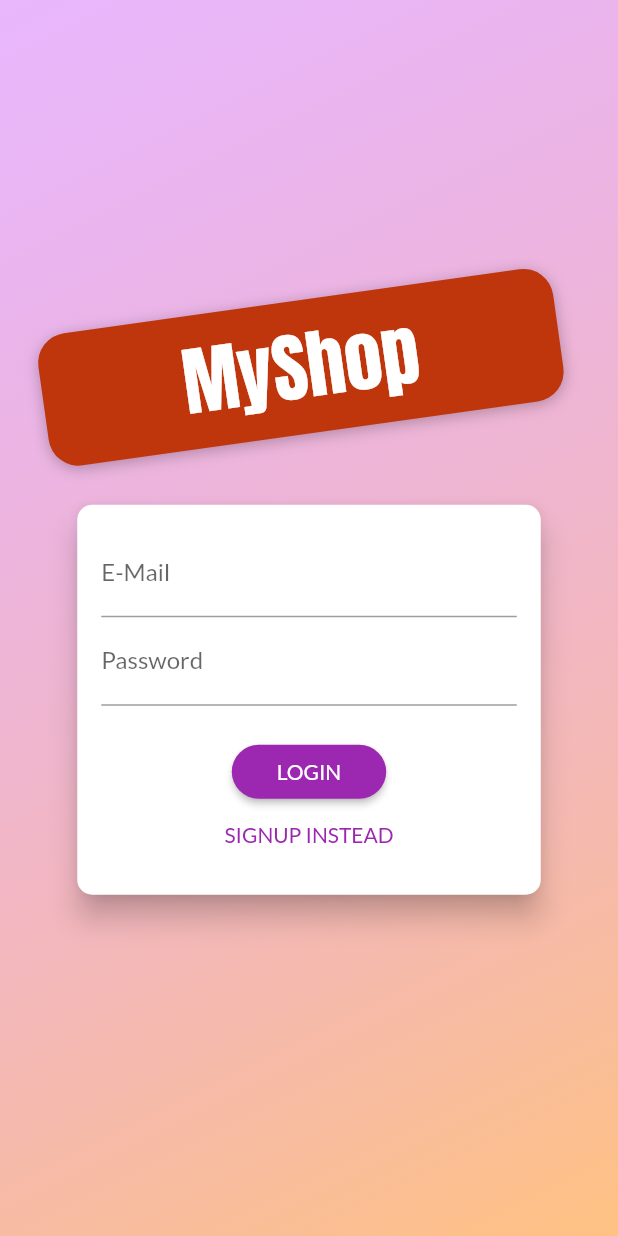
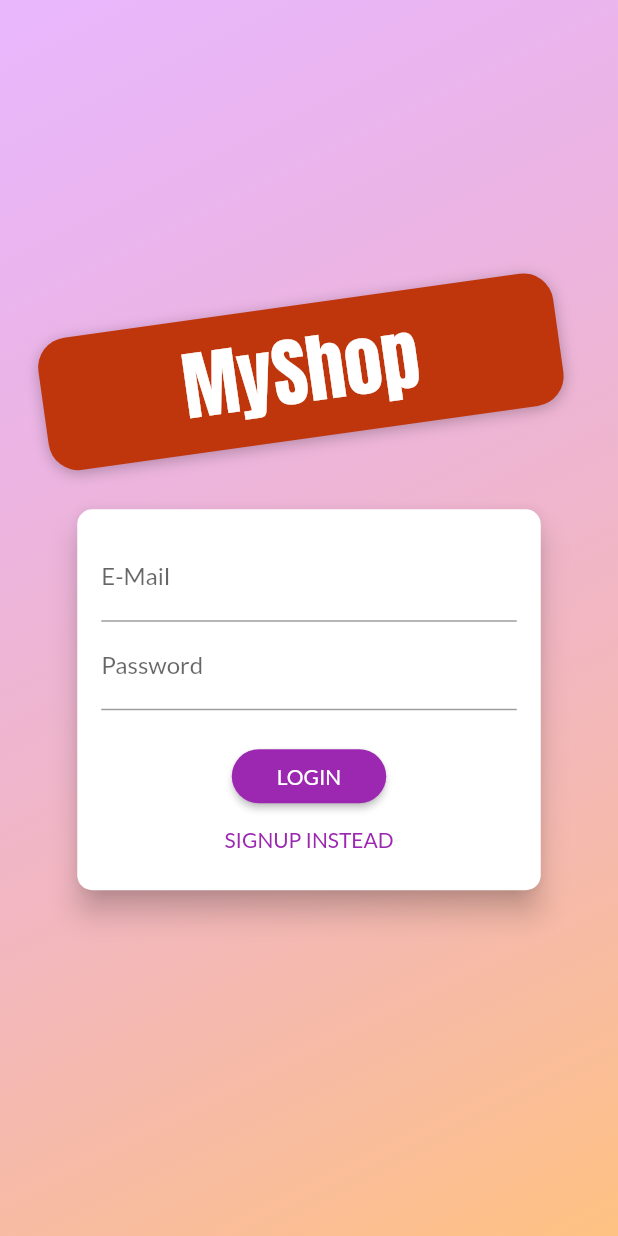
Before and after one commit to alvinarchive/flutter_assignments, a Flutter app: the screen it shows after launch, on a phone screen of 412 x 824 dp. Run offline on Flutter 3.47's test engine with Material 2 defaults, Android fonts, the phone set to English and light mode, and no system bars; our stand-ins replace shared_preferences.

Commit message:
flutter 288 done

```diff
--- a/shop_app/lib/screens/auth_screen.dart
+++ b/shop_app/lib/screens/auth_screen.dart
@@ -2,9 +2,10 @@ import 'dart:math';
 
 import 'package:flutter/material.dart';
 import 'package:provider/provider.dart';
-import 'package:shop_app/models/http_exception.dart';
-import 'package:shop_app/providers/auth.dart';
-import 'package:shop_app/screens/products_overview_screen.dart';
+
+import '../models/http_exception.dart';
+import '../providers/auth.dart';
+import '../screens/products_overview_screen.dart';
 
 enum AuthMode { Signup, Login }
 
@@ -94,7 +95,8 @@ class AuthCard extends StatefulWidget {
   _AuthCardState createState() => _AuthCardState();
 }
 
-class _AuthCardState extends State<AuthCard> {
+class _AuthCardState extends State<AuthCard>
+    with SingleTickerProviderStateMixin {
   final GlobalKey<FormState> _formKey = GlobalKey();
   AuthMode _authMode = AuthMode.Login;
   Map<String, String> _authData = {
@@ -103,6 +105,29 @@ class _AuthCardState extends State<AuthCard> {
   };
   var _isLoading = false;
   final _passwordController = TextEditingController();
+  AnimationController _controller;
+  Animation<Offset> _slideAnimation;
+  Animation<double> _opacityAnimation;
+
+  @override
+  void initState() {
+    super.initState();
+
+    _controller =
+        AnimationController(vsync: this, duration: Duration(milliseconds: 300));
+    _slideAnimation = Tween<Offset>(begin: Offset(0, -1.5), end: Offset(0, 0))
+        .animate(
+            CurvedAnimation(parent: _controller, curve: Curves.fastOutSlowIn));
+
+    _opacityAnimation = Tween(begin: 0.0, end: 1.0)
+        .animate(CurvedAnimation(parent: _controller, curve: Curves.easeIn));
+  }
+
+  @override
+  void dispose() {
+    super.dispose();
+    _controller.dispose();
+  }
 
   void _showErrorDialog(String message) {
     showDialog(
@@ -175,10 +200,12 @@ class _AuthCardState extends State<AuthCard> {
       setState(() {
         _authMode = AuthMode.Signup;
       });
+      _controller.forward();
     } else {
       setState(() {
         _authMode = AuthMode.Login;
       });
+      _controller.reverse();
     }
   }
 
@@ -190,12 +217,13 @@ class _AuthCardState extends State<AuthCard> {
         borderRadius: BorderRadius.circular(10.0),
       ),
       elevation: 8.0,
-      child: Container(
-        height: _authMode == AuthMode.Signup ? 320 : 260,
-        constraints:
-            BoxConstraints(minHeight: _authMode == AuthMode.Signup ? 320 : 260),
+      child: AnimatedBuilder(
+        animation: _slideAnimation,
+        builder: (ctx, ch) => Container(
           width: deviceSize.width * 0.75,
           padding: EdgeInsets.all(16.0),
+          child: ch,
+        ),
         child: Form(
           key: _formKey,
           child: SingleChildScrollView(
@@ -227,10 +255,19 @@ class _AuthCardState extends State<AuthCard> {
                     _authData['password'] = value;
                   },
                 ),
-                if (_authMode == AuthMode.Signup)
-                  TextFormField(
+                AnimatedContainer(
+                  constraints: BoxConstraints(
+                      minHeight: _authMode == AuthMode.Signup ? 60 : 0,
+                      maxHeight: _authMode == AuthMode.Signup ? 120 : 0),
+                  duration: Duration(milliseconds: 300),
+                  child: FadeTransition(
+                    opacity: _opacityAnimation,
+                    child: SlideTransition(
+                      position: _slideAnimation,
+                      child: TextFormField(
                         enabled: _authMode == AuthMode.Signup,
-                    decoration: InputDecoration(labelText: 'Confirm Password'),
+                        decoration:
+                            InputDecoration(labelText: 'Confirm Password'),
                         obscureText: true,
                         validator: _authMode == AuthMode.Signup
                             ? (value) {
@@ -239,6 +276,9 @@ class _AuthCardState extends State<AuthCard> {
                                 }
                               }
                             : null,
+                      ),
+                    ),
+                  ),
                 ),
                 SizedBox(
                   height: 20,
```
Lines whose indentation alone changed are shown as unchanged.
